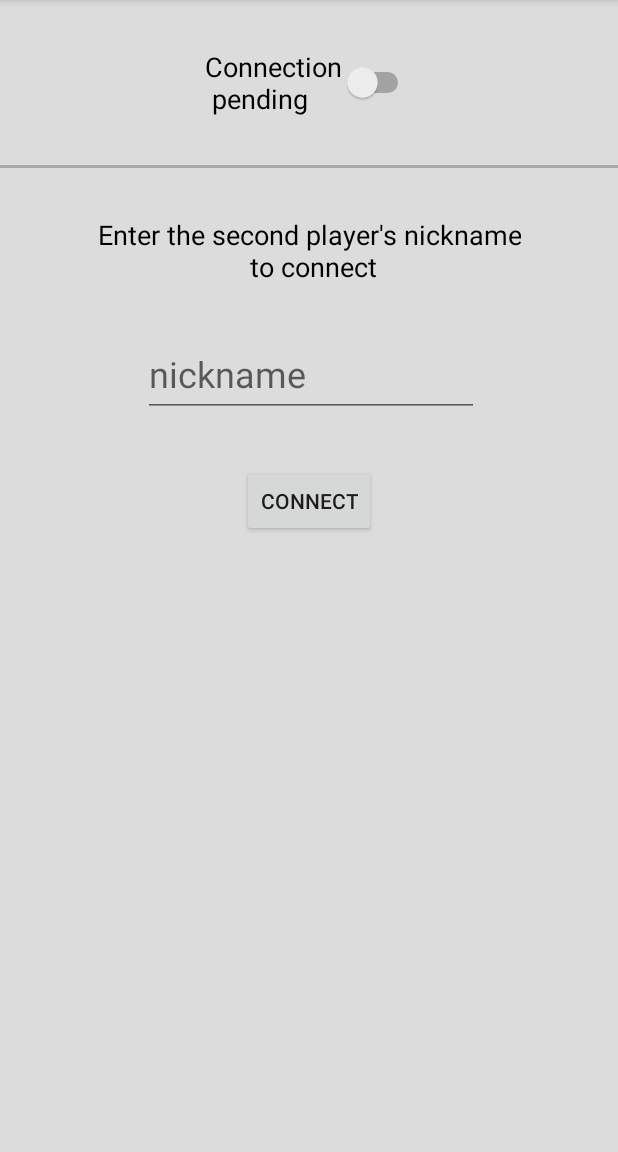
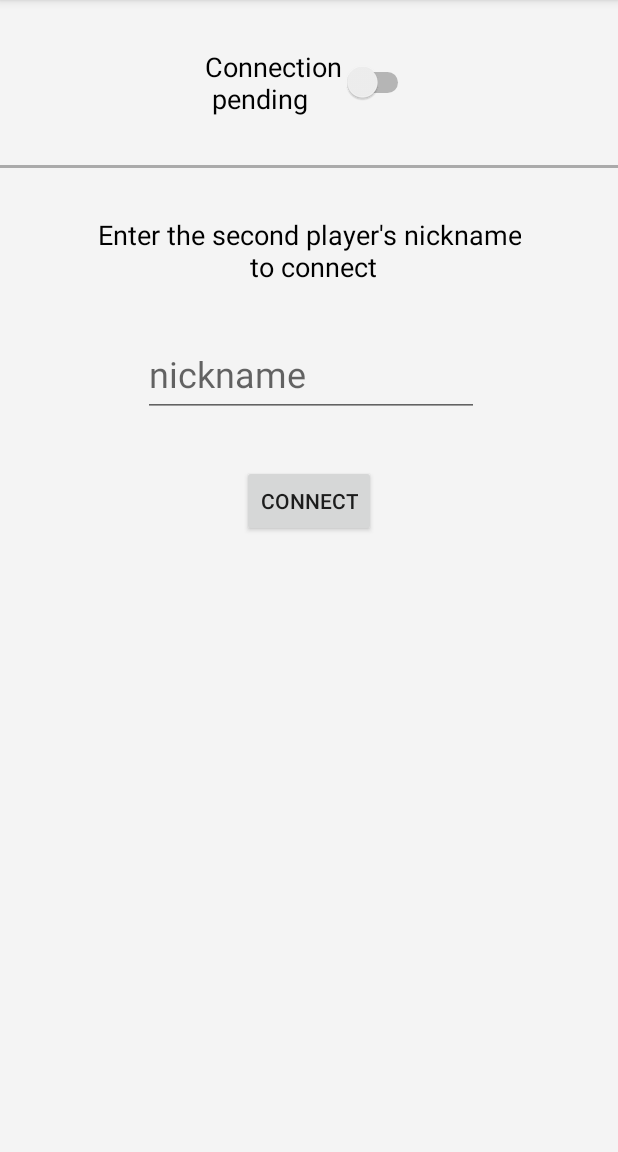
Before and after one commit to toma-s/reversi, an Android app: the ConnectActivity screen opened directly, with no data from a screen before it, on a phone screen of 412 x 824 dp, the part 84-1236 px from its top. Run offline under Robolectric (Android 15) with nearby library versions, the phone set to English and light mode, and no system bars; our stand-ins replace Firebase (no records; nobody signed in at launch, a user with empty details on screens opened directly).

Commit message:
Fix background color

```diff
--- a/app/src/main/res/layout/activity_main.xml
+++ b/app/src/main/res/layout/activity_main.xml
@@ -5,7 +5,7 @@
         xmlns:app="http://schemas.android.com/apk/res-auto"
         android:layout_width="match_parent"
         android:layout_height="match_parent"
-        tools:context=".activity.MainActivity" android:background="@color/common_google_signin_btn_text_light_disabled">
+        tools:context=".activity.MainActivity" android:background="@color/colorBackground">
 
     <TextView
             android:layout_width="wrap_content"
--- a/app/src/main/res/layout/auth_activity.xml
+++ b/app/src/main/res/layout/auth_activity.xml
@@ -4,7 +4,7 @@
                                              xmlns:tools="http://schemas.android.com/tools"
                                              android:layout_width="match_parent"
                                              android:layout_height="match_parent"
-                                             android:background="@color/common_google_signin_btn_text_light_disabled">
+                                             android:background="@color/colorBackground">
 
     <TextView
             android:text="@string/common_signin_button_text"
--- a/app/src/main/res/layout/connect_activity.xml
+++ b/app/src/main/res/layout/connect_activity.xml
@@ -4,7 +4,7 @@
                                              xmlns:tools="http://schemas.android.com/tools"
                                              android:layout_width="match_parent"
                                              android:layout_height="match_parent"
-                                             android:background="@color/common_google_signin_btn_text_dark_disabled">
+                                             android:background="@color/colorBackground">
 
     <Switch
             android:text="@string/connection_peding"
--- a/app/src/main/res/layout/playground_activity.xml
+++ b/app/src/main/res/layout/playground_activity.xml
@@ -3,7 +3,7 @@
               xmlns:app="http://schemas.android.com/apk/res-auto" xmlns:tools="http://schemas.android.com/tools"
               android:layout_width="fill_parent"
               android:layout_height="fill_parent" android:id="@+id/playground_view" android:orientation="vertical"
-              android:background="@color/common_google_signin_btn_text_light_disabled">
+              android:background="@color/colorBackground">
 
     <android.support.constraint.ConstraintLayout
             android:layout_width="match_parent"
--- a/app/src/main/res/values/colors.xml
+++ b/app/src/main/res/values/colors.xml
@@ -3,4 +3,5 @@
     <color name="colorPrimary">#d45603</color>
     <color name="colorPrimaryDark">#ac3400</color>
     <color name="colorAccent">#d81b34</color>
+    <color name="colorBackground">#f4f4f4</color>
 </resources>
```
Also changed, not shown: 1 other file.
